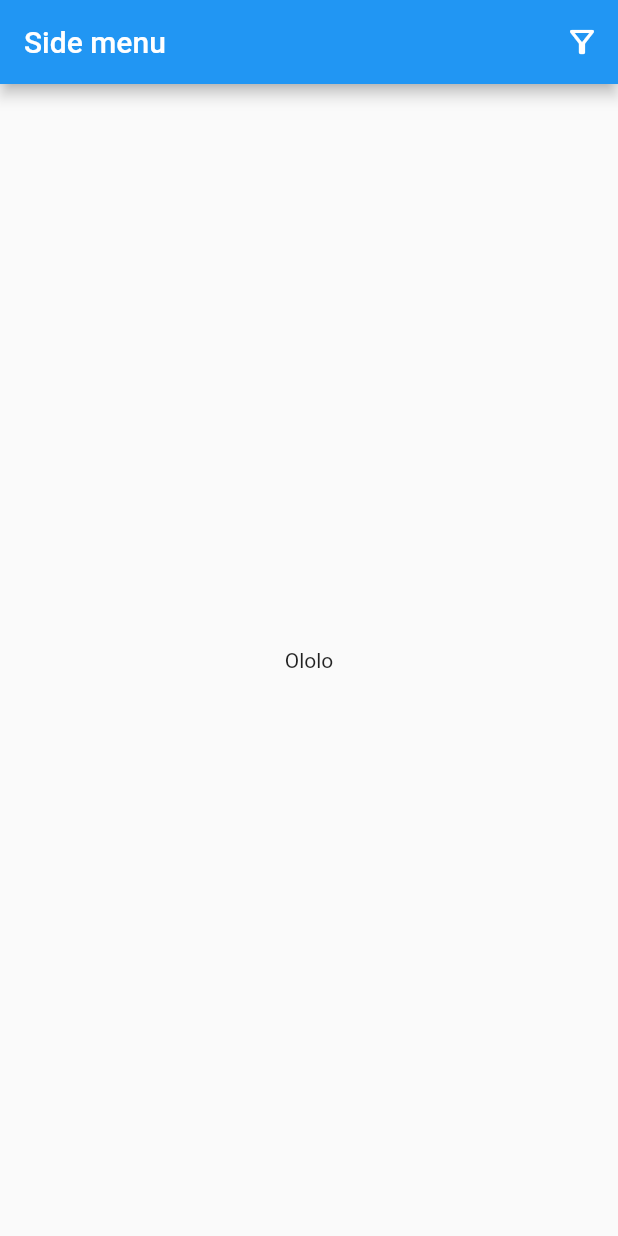
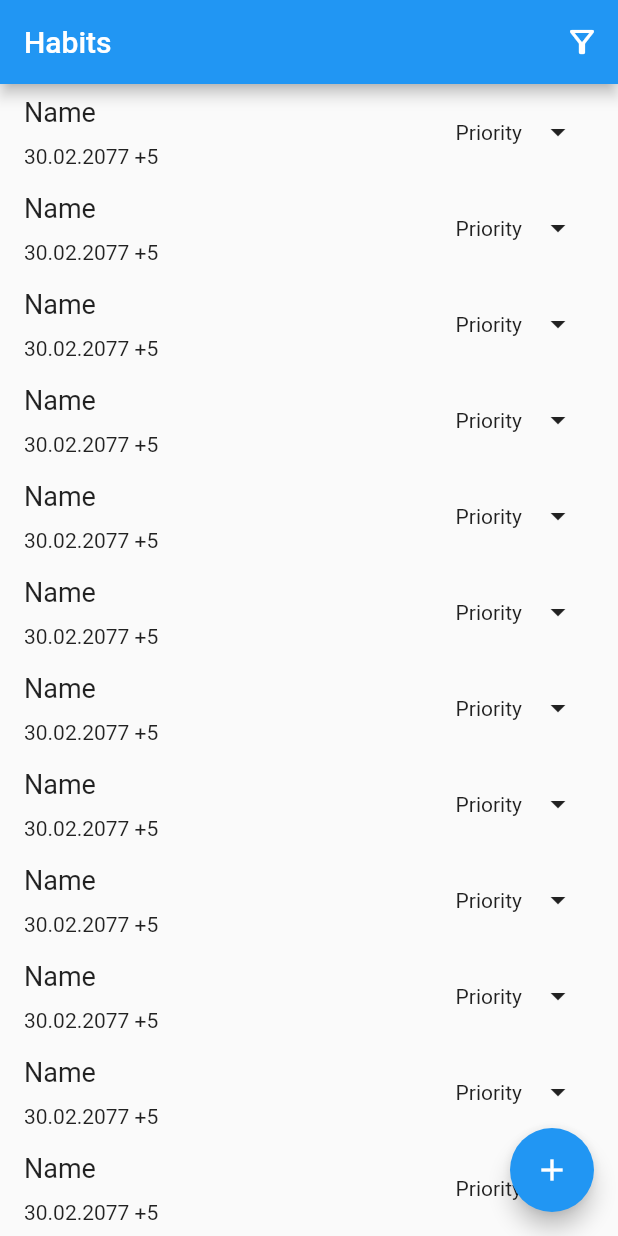
Before and after one commit to mrmops/habit_tracker, a Flutter app: the screen it shows after launch, on a phone screen of 412 x 824 dp. Run offline on Flutter 3.47's test engine with Material 2 defaults, Android fonts, the phone set to English and light mode, and no system bars.

Commit message:
Добавил заглушку списка, сделал базовые поля и скрытие большого контента

```diff
--- a/lib/main.dart
+++ b/lib/main.dart
@@ -1,3 +1,4 @@
+import 'package:flutter/cupertino.dart';
 import 'package:flutter/material.dart';
 
 void main() {
@@ -39,19 +40,31 @@ class MainPageState extends State<MainPage> {
     return Scaffold(
       key: _scaffoldKey,
       appBar: AppBar(
-        title: Text('Side menu'),
+        title: Text('Habits'),
         actions: [
           IconButton(
             icon: const Icon(Icons.filter_alt_outlined),
-            tooltip: 'OpenFilters',
+            tooltip: 'Открыть фильтры!',
             onPressed: _showPersistantBottomSheetCallBack,
           ),
         ],
       ),
-      body: Center(child: Text('Ololo')),
+      body: ListView.builder(
+        itemBuilder: (context, position) {
+          return HabitItem();
+        },
+        itemCount: 200,
+      ),
+      floatingActionButton: FloatingActionButton(
+        onPressed: () {},
+        child: const Icon(
+          Icons.add,
+          color: Colors.white,
+        ),
+        tooltip: 'Добавить привычку!',
+      ),
     );
   }
-
   void showBottomSheet() {
     setState(() {
       _showPersistantBottomSheetCallBack = null;
@@ -64,11 +77,7 @@ class MainPageState extends State<MainPage> {
               height: 200.0,
               color: Colors.teal[100],
               child: Center(
-                child: Text(
-                  "Drag Downwards Or Back To Dismiss Sheet",
-                  style: TextStyle(fontSize: 18, color: Colors.black),
-                  textAlign: TextAlign.center,
-                ),
+                child: FilterFragment(),
               ),
             );
           },
@@ -84,13 +93,77 @@ class MainPageState extends State<MainPage> {
   }
 }
 
+class HabitItem extends StatefulWidget {
+  @override
+  State<HabitItem> createState() => HabitItemState();
+}
+
+class HabitItemState extends State<HabitItem> {
+  bool _hiddenState = true;
+
+  @override
+  Widget build(BuildContext context) {
+    return IntrinsicHeight(
+      child: Column(
+        children: [
+          Container(
+            height: 64,
+            child: Padding(
+              padding: EdgeInsets.symmetric(horizontal: 16, vertical: 8),
+              child: Row(
+                children: [
+                  Expanded(
+                    child: Container(
+                      child: Column(
+                        crossAxisAlignment: CrossAxisAlignment.start,
+                        mainAxisAlignment: MainAxisAlignment.spaceBetween,
+                        children: <Widget>[
+                          Text(
+                            'Name',
+                            style: TextStyle(fontSize: 18),
+                          ),
+                          Text(
+                            '30.02.2077 +5',
+                            style: TextStyle(fontSize: 14),
+                          ),
+                        ],
+                      ),
+                    ),
+                  ),
+                  Container(
+                    child: Text("Priority"),
+                  ),
+                  Container(
+                    child: IconButton(
+                      icon: const Icon(Icons.arrow_drop_down_sharp),
+                      onPressed: () { setState(() {
+                            _hiddenState = !_hiddenState;
+                        });
+                      },
+                    ),
+                  ),
+                ],
+              ),
+            ),
+          ),
+          if(!_hiddenState) Text("Description")
+        ],
+      ),
+    );
+  }
+}
+
 class FilterFragment extends StatelessWidget {
   @override
   Widget build(BuildContext context) {
     return Container(
       color: Colors.amber,
       child: Center(
-        child: Text('Фильтрация'),
+        child: Text(
+          'Фильтрация',
+          style: TextStyle(fontSize: 18, color: Colors.black),
+          textAlign: TextAlign.center,
+        ),
       ),
     );
   }
```
